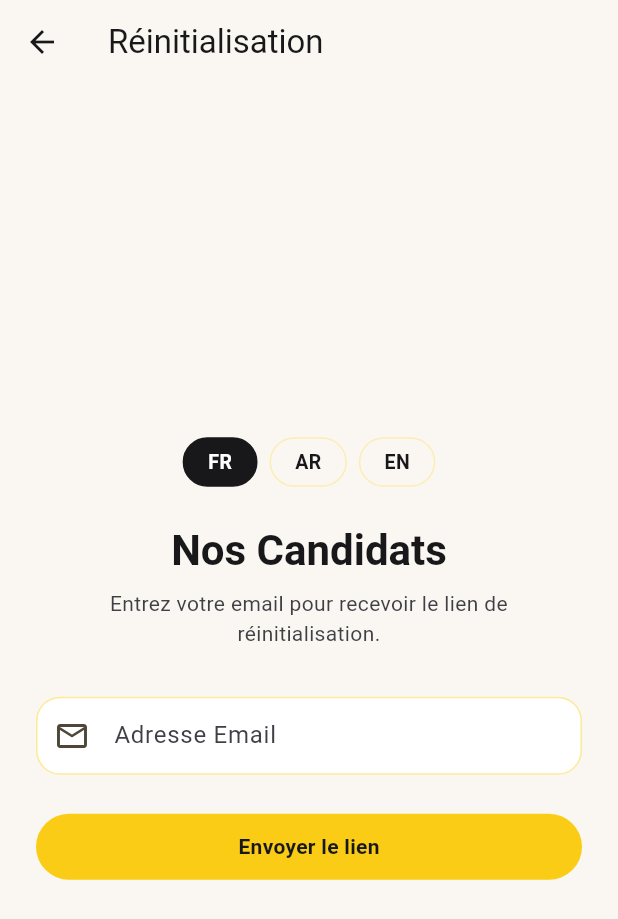
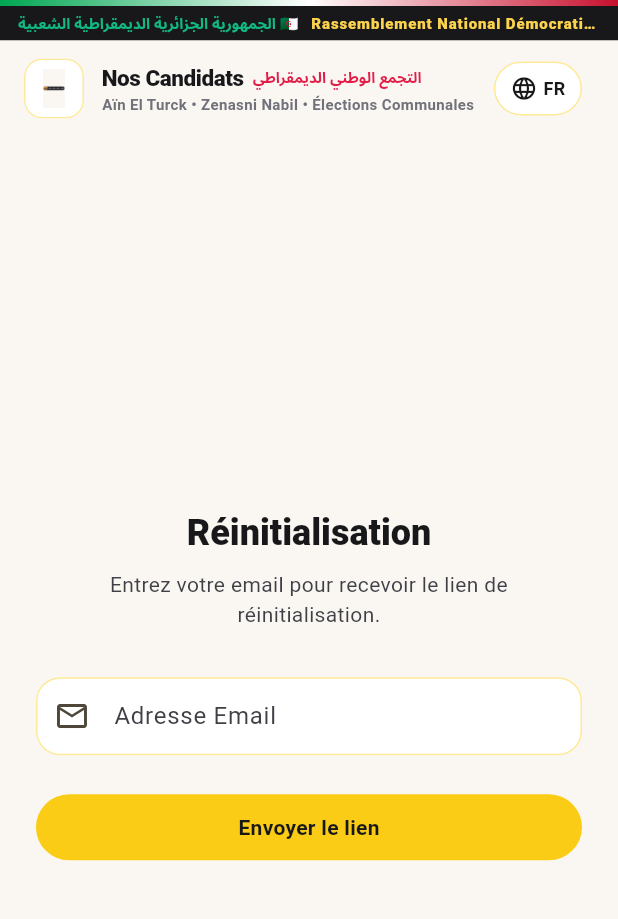
Before and after one commit to Connacri/rnd, a Flutter app: the LoginPage screen opened by its route, after a tap on "Mot de passe oublié ?", on a phone screen of 412 x 824 dp. Shown: the top 919 px of the screen. Run offline on Flutter 3.47's test engine with Material 3 defaults, Android fonts, the phone set to English and light mode, and no system bars; our stand-ins replace audioplayers, firebase_auth, firebase_core, firebase_messaging, flutter_local_notifications, google_fonts and 2 more; accounts and stored records are empty; Roboto replaces fonts that are missing (Noto Sans Arabic).

Commit message:
fix: hide mobile bottom nav on auth screens and reuse AppShell header
Wrap login, register and forgot-password pages in AppShell with showBottomNav disabled so the mobile menu no longer appears on authentication screens. Drop duplicated in-page language switcher/brand block now provided by the shell header, and hide the header login button while on auth routes.

```diff
--- a/lib/app/app_shell.dart
+++ b/lib/app/app_shell.dart
@@ -34,7 +34,7 @@ class AppShell extends StatelessWidget {
       body: Column(
         children: [
           _RibbonBanner(),
-          _BrandHeader(isDesktop: isDesktop),
+          _BrandHeader(isDesktop: isDesktop, currentRoute: currentRoute),
           if (isDesktop) _DesktopNav(currentRoute: currentRoute),
           Expanded(
             child: Align(
@@ -119,9 +119,10 @@ class _RibbonBanner extends StatelessWidget {
 }
 
 class _BrandHeader extends StatelessWidget {
-  const _BrandHeader({required this.isDesktop});
+  const _BrandHeader({required this.isDesktop, required this.currentRoute});
 
   final bool isDesktop;
+  final String currentRoute;
 
   @override
   Widget build(BuildContext context) {
@@ -229,7 +230,10 @@ class _BrandHeader extends StatelessWidget {
               if (isDesktop) const LanguageSwitcher(),
               if (!isDesktop) const _LanguageMenu(),
               const SizedBox(width: 8),
-              _AuthButton(isDesktop: isDesktop),
+              if (currentRoute != AppRoutes.login &&
+                  currentRoute != AppRoutes.register &&
+                  currentRoute != AppRoutes.forgotPassword)
+                _AuthButton(isDesktop: isDesktop),
             ],
           ),
         ),
--- a/lib/features/auth/screens/forgot_password_page.dart
+++ b/lib/features/auth/screens/forgot_password_page.dart
@@ -1,10 +1,10 @@
 import 'package:flutter/material.dart';
 import 'package:provider/provider.dart';
-import 'package:rnd_campaign_app/core/constants/app_constants.dart';
+import 'package:rnd_campaign_app/app/app_shell.dart';
+import 'package:rnd_campaign_app/app/routes.dart';
 import 'package:rnd_campaign_app/core/utils/validators.dart';
 import 'package:rnd_campaign_app/features/auth/providers/auth_provider.dart';
 import 'package:rnd_campaign_app/l10n/app_localizations.dart';
-import 'package:rnd_campaign_app/widgets/language_switcher.dart';
 import 'package:rnd_campaign_app/app/theme.dart';
 
 class ForgotPasswordPage extends StatefulWidget {
@@ -48,10 +48,11 @@ class _ForgotPasswordPageState extends State<ForgotPasswordPage> {
     final auth = context.watch<AuthProvider>();
     final l = AppLocalizations.of(context)!;
 
-    return Scaffold(
-      backgroundColor: AppColors.cream,
-      appBar: AppBar(title: Text(l.forgotPasswordTitle)),
-      body: SafeArea(
+    return AppShell(
+      currentRoute: AppRoutes.forgotPassword,
+      showBottomNav: false,
+      child: Container(
+        color: AppColors.cream,
         child: Center(
           child: SingleChildScrollView(
             padding: const EdgeInsets.all(24),
@@ -62,15 +63,14 @@ class _ForgotPasswordPageState extends State<ForgotPasswordPage> {
                     child: Column(
                       mainAxisAlignment: MainAxisAlignment.center,
                       children: [
-                        const LanguageSwitcher(),
-                        const SizedBox(height: 24),
                         Text(
-                          AppConstants.appName,
+                          l.forgotPasswordTitle,
+                          textAlign: TextAlign.center,
                           style: Theme.of(context)
                               .textTheme
-                              .headlineMedium
+                              .headlineSmall
                               ?.copyWith(
-                                fontWeight: FontWeight.bold,
+                                fontWeight: FontWeight.w800,
                                 color: AppColors.ink,
                               ),
                         ),
--- a/lib/features/auth/screens/login_page.dart
+++ b/lib/features/auth/screens/login_page.dart
@@ -1,11 +1,10 @@
 import 'package:flutter/material.dart';
 import 'package:provider/provider.dart';
+import 'package:rnd_campaign_app/app/app_shell.dart';
 import 'package:rnd_campaign_app/app/routes.dart';
-import 'package:rnd_campaign_app/core/constants/app_constants.dart';
 import 'package:rnd_campaign_app/core/utils/validators.dart';
 import 'package:rnd_campaign_app/features/auth/providers/auth_provider.dart';
 import 'package:rnd_campaign_app/l10n/app_localizations.dart';
-import 'package:rnd_campaign_app/widgets/language_switcher.dart';
 import 'package:rnd_campaign_app/app/theme.dart';
 
 class LoginPage extends StatefulWidget {
@@ -69,9 +68,12 @@ class _LoginPageState extends State<LoginPage> {
     final auth = context.watch<AuthProvider>();
     final l = AppLocalizations.of(context)!;
 
-    return Scaffold(
-      backgroundColor: AppColors.cream,
-      body: SafeArea(
+    return AppShell(
+      currentRoute: AppRoutes.login,
+      showBottomNav: false,
+      child: Container(
+        color: AppColors.cream,
+        child: SafeArea(
           child: Center(
             child: SingleChildScrollView(
               padding: const EdgeInsets.all(24),
@@ -80,19 +82,16 @@ class _LoginPageState extends State<LoginPage> {
                 child: Column(
                   mainAxisAlignment: MainAxisAlignment.center,
                   children: [
-                  const LanguageSwitcher(),
-                  const SizedBox(height: 24),
                     Text(
-                    AppConstants.appName,
-                    style: Theme.of(context).textTheme.headlineMedium?.copyWith(
-                          fontWeight: FontWeight.bold,
+                      l.login,
+                      textAlign: TextAlign.center,
+                      style:
+                          Theme.of(context).textTheme.headlineSmall?.copyWith(
+                                fontWeight: FontWeight.w800,
                                 color: AppColors.ink,
                               ),
                     ),
-                  const SizedBox(height: 8),
-                  Text(AppConstants.slogan,
-                      style: const TextStyle(color: AppColors.zinc700)),
-                  const SizedBox(height: 48),
+                    const SizedBox(height: 32),
                     TextFormField(
                       controller: _emailController,
                       decoration: InputDecoration(
@@ -116,7 +115,8 @@ class _LoginPageState extends State<LoginPage> {
                       alignment: AlignmentDirectional.centerEnd,
                       child: TextButton(
                         onPressed: () {
-                        Navigator.pushNamed(context, AppRoutes.forgotPassword);
+                          Navigator.pushNamed(
+                              context, AppRoutes.forgotPassword);
                         },
                         child: Text(
                           l.forgotPassword,
@@ -137,7 +137,8 @@ class _LoginPageState extends State<LoginPage> {
                     const SizedBox(height: 16),
                     Row(
                       children: [
-                      const Expanded(child: Divider(color: AppColors.amber200)),
+                        const Expanded(
+                            child: Divider(color: AppColors.amber200)),
                         Padding(
                           padding: const EdgeInsets.symmetric(horizontal: 12),
                           child: Text(
@@ -145,7 +146,8 @@ class _LoginPageState extends State<LoginPage> {
                             style: const TextStyle(color: AppColors.zinc500),
                           ),
                         ),
-                      const Expanded(child: Divider(color: AppColors.amber200)),
+                        const Expanded(
+                            child: Divider(color: AppColors.amber200)),
                       ],
                     ),
                     const SizedBox(height: 16),
@@ -175,6 +177,7 @@ class _LoginPageState extends State<LoginPage> {
             ),
           ),
         ),
+      ),
     );
   }
 }
--- a/lib/features/auth/screens/register_page.dart
+++ b/lib/features/auth/screens/register_page.dart
@@ -1,10 +1,10 @@
 import 'package:flutter/material.dart';
 import 'package:provider/provider.dart';
+import 'package:rnd_campaign_app/app/app_shell.dart';
 import 'package:rnd_campaign_app/app/routes.dart';
 import 'package:rnd_campaign_app/core/utils/validators.dart';
 import 'package:rnd_campaign_app/features/auth/providers/auth_provider.dart';
 import 'package:rnd_campaign_app/l10n/app_localizations.dart';
-import 'package:rnd_campaign_app/widgets/language_switcher.dart';
 import 'package:rnd_campaign_app/app/theme.dart';
 
 class RegisterPage extends StatefulWidget {
@@ -73,10 +73,12 @@ class _RegisterPageState extends State<RegisterPage> {
     final auth = context.watch<AuthProvider>();
     final l = AppLocalizations.of(context)!;
 
-    return Scaffold(
-      backgroundColor: AppColors.cream,
-      appBar: AppBar(title: Text(l.register)),
-      body: SafeArea(
+    return AppShell(
+      currentRoute: AppRoutes.register,
+      showBottomNav: false,
+      child: Container(
+        color: AppColors.cream,
+        child: SafeArea(
           child: Center(
             child: SingleChildScrollView(
               padding: const EdgeInsets.all(24),
@@ -84,8 +86,6 @@ class _RegisterPageState extends State<RegisterPage> {
                 key: _formKey,
                 child: Column(
                   children: [
-                  const LanguageSwitcher(),
-                  const SizedBox(height: 24),
                     TextFormField(
                       controller: _nameController,
                       decoration: InputDecoration(
@@ -138,13 +138,15 @@ class _RegisterPageState extends State<RegisterPage> {
                     const SizedBox(height: 16),
                     Row(
                       children: [
-                      const Expanded(child: Divider(color: AppColors.amber200)),
+                        const Expanded(
+                            child: Divider(color: AppColors.amber200)),
                         Padding(
                           padding: const EdgeInsets.symmetric(horizontal: 12),
                           child: Text('•',
                               style: const TextStyle(color: AppColors.zinc500)),
                         ),
-                      const Expanded(child: Divider(color: AppColors.amber200)),
+                        const Expanded(
+                            child: Divider(color: AppColors.amber200)),
                       ],
                     ),
                     const SizedBox(height: 16),
@@ -172,6 +174,7 @@ class _RegisterPageState extends State<RegisterPage> {
             ),
           ),
         ),
+      ),
     );
   }
 }
```
Lines whose indentation alone changed are shown as unchanged.
